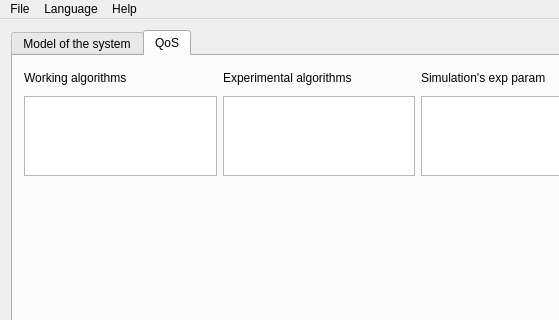
First picture: the form in mainwindow.ui, repository adamkaliszan/AnyStreamProcess, before the edit; both pictures show x 0 to 559 and y 0 to 320 of the 735 by 900 pixel window.
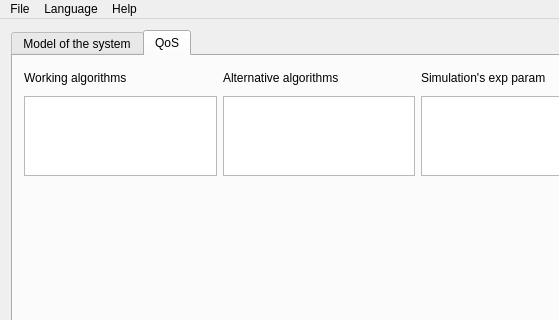
Second picture: the form after the edit. Icons and pictures are not drawn. Custom widgets are drawn as their Qt base class.

The edit to the form file:
```diff
--- a/mainwindow.ui
+++ b/mainwindow.ui
@@ -856,7 +856,7 @@
              </sizepolicy>
             </property>
             <property name="text">
-             <string>Experimental algorithms</string>
+             <string>Alternative algorithms</string>
             </property>
            </widget>
           </item>
```
Left out of the diff: 8 changed lines with no effect on the pictures.
